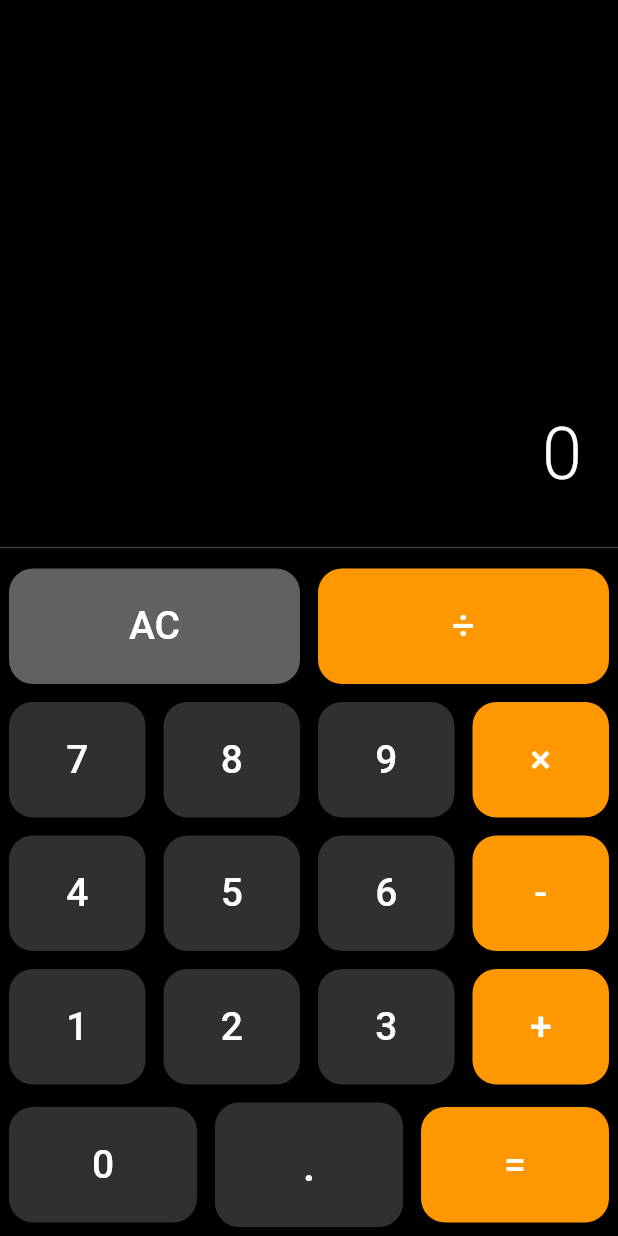
After one commit to Eveyrn/mid-termCalculator, a Flutter app: the screen it shows after launch, after a tap on "AC", on a phone screen of 412 x 824 dp. The commit adds this screen. Run offline on Flutter 3.47's test engine with Material 3 defaults, Android fonts, the phone set to English and light mode, and no system bars.

Commit message:
New commit

```diff
--- /dev/null
+++ b/lib/models/calculator_model.dart
@@ -0,0 +1,6 @@
+
+class CalculatorModel {
+  double num1 = 0;
+  double num2 = 0;
+  String operation = '';
+}
--- /dev/null
+++ b/lib/viewmodels/calculator_viewmodel.dart
@@ -0,0 +1,76 @@
+// lib/viewmodels/calculator_viewmodel.dart
+import 'package:flutter/foundation.dart';
+import '../models/calculator_model.dart';
+
+class CalculatorViewModel extends ChangeNotifier {
+  final CalculatorModel _model = CalculatorModel();
+  String _display = '';
+  String _expression = '';
+  bool _justCalculated = false;
+
+  String get display => _display;
+  String get expression => _expression;
+
+  void pressButton(String value) {
+    if (value == 'AC') {
+      _clear();
+    } else if (RegExp(r'^[0-9.]$').hasMatch(value)) {
+      _handleNumberOrDecimal(value);
+    } else if (['+', '-', '×', '÷'].contains(value)) {
+      _handleOperation(value);
+    } else if (value == '=') {
+      _calculateResult();
+    }
+    notifyListeners();
+  }
+
+  void _clear() {
+    _display = '';
+    _expression = '';
+    _model.num1 = 0;
+    _model.num2 = 0;
+    _model.operation = '';
+    _justCalculated = false;
+  }
+
+  void _handleNumberOrDecimal(String value) {
+    if (_justCalculated) {
+      _display = '';
+      _expression = '';
+      _justCalculated = false;
+    }
+    _display += value;
+    _expression += value;
+  }
+
+  void _handleOperation(String value) {
+    if (_display.isEmpty && _expression.isEmpty) return;
+
+    if (_justCalculated) {
+      _expression = _display;
+      _justCalculated = false;
+    }
+
+    _model.num1 = double.tryParse(_display) ?? 0;
+    _model.operation = value;
+    _display = '';
+    _expression += ' $value ';
+  }
+
+  void _calculateResult() {
+    _model.num2 = double.tryParse(_display) ?? 0;
+    double result = 0;
+
+    if (_model.operation == '+') result = _model.num1 + _model.num2;
+    if (_model.operation == '-') result = _model.num1 - _model.num2;
+    if (_model.operation == '×') result = _model.num1 * _model.num2;
+    if (_model.operation == '÷') {
+      result = (_model.num2 == 0) ? double.nan : _model.num1 / _model.num2;
+    }
+
+    _display = result.isNaN ? 'Ошибка' : result.toString();
+    _expression += ' = $_display';
+    _justCalculated = true;
+    _model.operation = '';
+  }
+}
--- /dev/null
+++ b/lib/views/calculator_view.dart
@@ -0,0 +1,118 @@
+import 'package:flutter/material.dart';
+import 'package:provider/provider.dart'; // Импортируем provider
+import '../viewmodels/calculator_viewmodel.dart'; // Путь к ViewModel
+
+class CalculatorView extends StatelessWidget {
+  const CalculatorView({super.key});
+
+  Widget buildButton(String text, CalculatorViewModel viewModel,
+      {Color? color, double fontSize = 26}) {
+    return Expanded(
+      child: Padding(
+        padding: const EdgeInsets.all(6),
+        child: ElevatedButton(
+          onPressed: () => viewModel.pressButton(text),
+          style: ElevatedButton.styleFrom(
+            backgroundColor: color ?? Colors.grey[850],
+            padding: const EdgeInsets.symmetric(vertical: 20),
+            shape: RoundedRectangleBorder(
+              borderRadius: BorderRadius.circular(16),
+            ),
+          ),
+          child: Text(
+            text,
+            style: TextStyle(fontSize: fontSize, color: Colors.white),
+          ),
+        ),
+      ),
+    );
+  }
+
+  @override
+  Widget build(BuildContext context) {
+    final viewModel = context.watch<CalculatorViewModel>(); // Теперь работает!
+
+    return Scaffold(
+      backgroundColor: Colors.black,
+      body: SafeArea(
+        child: Column(
+          mainAxisAlignment: MainAxisAlignment.end,
+          children: [
+            // Экран выражения
+            Container(
+              width: double.infinity,
+              alignment: Alignment.bottomRight,
+              padding: const EdgeInsets.symmetric(horizontal: 24, vertical: 12),
+              child: Text(
+                viewModel.expression,
+                style: const TextStyle(
+                  color: Colors.white54,
+                  fontSize: 22,
+                ),
+              ),
+            ),
+
+            // Экран результата
+            Container(
+              alignment: Alignment.bottomRight,
+              padding: const EdgeInsets.only(right: 24, bottom: 20),
+              child: Text(
+                viewModel.display.isEmpty ? '0' : viewModel.display,
+                style: const TextStyle(
+                  color: Colors.white,
+                  fontSize: 48,
+                  fontWeight: FontWeight.w300,
+                ),
+              ),
+            ),
+
+            const Divider(color: Colors.white24),
+
+            // Кнопки
+            Column(
+              children: [
+                Row(
+                  children: [
+                    buildButton('AC', viewModel, color: Colors.grey[700]),
+                    buildButton('÷', viewModel, color: Colors.orange),
+                  ],
+                ),
+                Row(
+                  children: [
+                    buildButton('7', viewModel),
+                    buildButton('8', viewModel),
+                    buildButton('9', viewModel),
+                    buildButton('×', viewModel, color: Colors.orange),
+                  ],
+                ),
+                Row(
+                  children: [
+                    buildButton('4', viewModel),
+                    buildButton('5', viewModel),
+                    buildButton('6', viewModel),
+                    buildButton('-', viewModel, color: Colors.orange),
+                  ],
+                ),
+                Row(
+                  children: [
+                    buildButton('1', viewModel),
+                    buildButton('2', viewModel),
+                    buildButton('3', viewModel),
+                    buildButton('+', viewModel, color: Colors.orange),
+                  ],
+                ),
+                Row(
+                  children: [
+                    buildButton('0', viewModel),
+                    buildButton('.', viewModel, fontSize: 30),
+                    buildButton('=', viewModel, color: Colors.orange),
+                  ],
+                ),
+              ],
+            ),
+          ],
+        ),
+      ),
+    );
+  }
+}
```
Also changed, not shown: lib/main.dart (+12 -181 lines), pubspec.yaml (+4 -70 lines), pubspec.lock, 1 other file.
